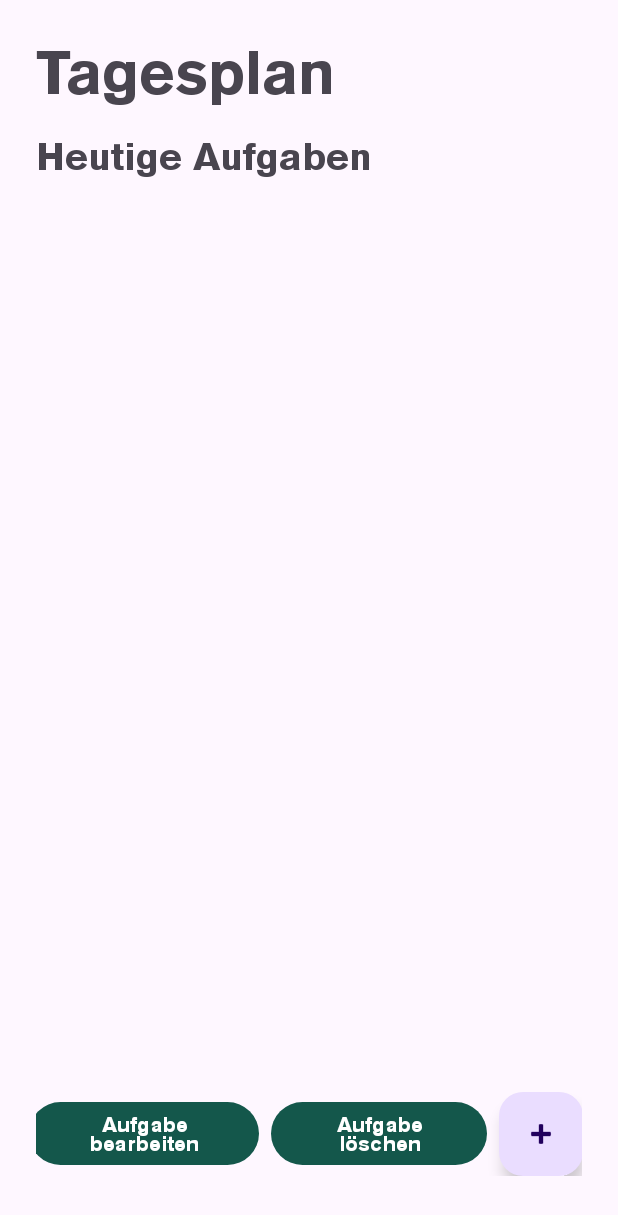
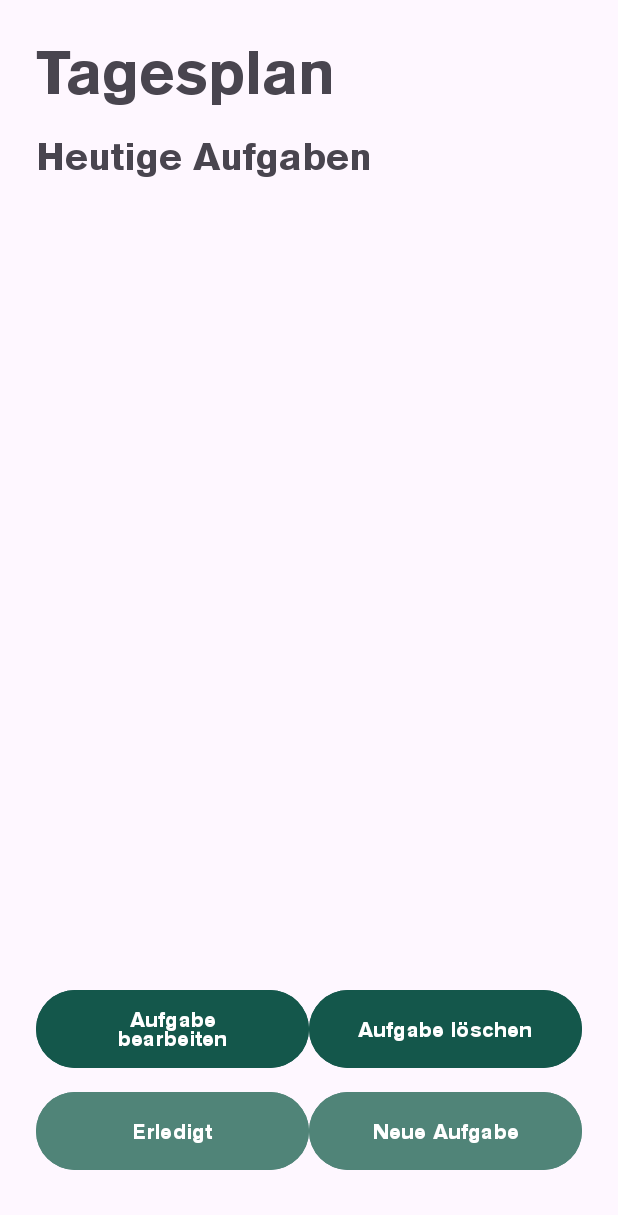
Before and after one commit to magdaa13/TagesBluete, an Android app: the Tagesplan screen opened directly, with no data from a screen before it, on a phone screen of 412 x 824 dp. Shown: the top 1215 px of the screen. Run offline under Robolectric (Android 15) with nearby library versions, the phone set to English and light mode, and no system bars; our stand-ins replace Room's generated code.

Commit message:
Aufgaben erledigen und als erledigt markieren, Pflanzenbilder, Garten

```diff
--- a/app/src/main/java/at/fhj/tagesbluete/AufgabeDAO.java
+++ b/app/src/main/java/at/fhj/tagesbluete/AufgabeDAO.java
@@ -13,7 +13,7 @@ public interface AufgabeDAO {
     long insert(Aufgabe aufgabe);
 
     @Update
-    void update(Aufgabe aufgabe);
+    void updateAll(Aufgabe aufgabe);
 
     @Query("SELECT * FROM Aufgabe WHERE datum = :heutigesDatum AND nutzername = :nutzername ORDER BY uhrzeit ASC")
     List<Aufgabe> getAufgabenFuerDatum(String heutigesDatum, String nutzername);
@@ -22,10 +22,13 @@ public interface AufgabeDAO {
     @Query("SELECT * FROM Aufgabe WHERE nutzername = :nutzername")
     List<Aufgabe> getAlleAufgaben(String nutzername);
 
+   @Update void update(Aufgabe aufgabe);
+
     @Query("DELETE FROM Aufgabe WHERE id = :id")
     void deleteById(int id);
 
     @Query("SELECT * FROM Aufgabe WHERE id = :aufgabeID LIMIT 1")
     Aufgabe findById(int aufgabeID);
 
+
 }
--- /dev/null
+++ b/app/src/main/java/at/fhj/tagesbluete/PflanzeDAO.java
@@ -0,0 +1,21 @@
+package at.fhj.tagesbluete;
+
+import androidx.room.Dao;
+import androidx.room.Insert;
+import androidx.room.Query;
+import androidx.room.Update;
+
+import java.util.List;
+
+@Dao
+public interface PflanzeDAO {
+    @Insert
+    void insert(Pflanzen pflanzen);
+
+    @Update
+    void update(Pflanzen pflanzen);
+
+    @Query("SELECT * FROM Pflanzen WHERE nutzername = :nutzername")
+    List<Pflanzen>getAllePflanzen(String nutzername);
+
+}
--- a/app/src/main/java/at/fhj/tagesbluete/RoomDatenbank.java
+++ b/app/src/main/java/at/fhj/tagesbluete/RoomDatenbank.java
@@ -7,12 +7,13 @@ import androidx.room.Database;
 import androidx.room.Room;
 import androidx.room.RoomDatabase;
 
-@Database(entities = {Benutzer.class, Aufgabe.class}, version = 2, exportSchema = false)
+@Database(entities = {Benutzer.class, Aufgabe.class, Pflanzen.class}, version =3, exportSchema = false)
 public abstract class RoomDatenbank extends RoomDatabase {
 
     private static RoomDatenbank instance;
     public abstract BenutzerDAO userDao();
     public abstract AufgabeDAO aufgabeDao();
+    public abstract PflanzeDAO pflanzeDAO();
 
     public static synchronized RoomDatenbank getInstance(Context context) {
         if (instance == null) {
--- a/app/src/main/res/layout/activity_tagesplan.xml
+++ b/app/src/main/res/layout/activity_tagesplan.xml
@@ -1,10 +1,8 @@
 <RelativeLayout xmlns:android="http://schemas.android.com/apk/res/android"
-    xmlns:app="http://schemas.android.com/apk/res-auto"
     android:layout_width="match_parent"
     android:layout_height="match_parent"
     android:padding="24dp">
 
-    <!-- Überschrift -->
     <TextView
         android:id="@+id/textTagesplan"
         android:layout_width="wrap_content"
@@ -14,7 +12,6 @@
         android:textSize="40sp"
         android:textStyle="bold" />
 
-    <!-- Unterüberschrift -->
     <TextView
         android:id="@+id/textHeutigeAufgaben"
         android:layout_width="wrap_content"
@@ -24,53 +21,73 @@
         android:text="@string/heutige_aufgaben"
         android:textSize="25sp" />
 
-    <!-- RecyclerView -->
     <androidx.recyclerview.widget.RecyclerView
         android:id="@+id/recyclerViewAufgaben"
         android:layout_width="match_parent"
         android:layout_height="0dp"
         android:layout_below="@id/textHeutigeAufgaben"
-        android:layout_above="@id/buttonContainer"
+        android:layout_above="@id/buttonGrid"
         android:layout_marginTop="12dp" />
 
     <LinearLayout
-        android:id="@+id/buttonContainer"
+        android:id="@+id/buttonGrid"
         android:layout_width="match_parent"
         android:layout_height="wrap_content"
         android:layout_alignParentBottom="true"
+        android:orientation="vertical"
+        android:gravity="center"
+        android:layout_marginBottom="16dp">
+
+        <LinearLayout
+            android:layout_width="match_parent"
+            android:layout_height="60dp"
             android:orientation="horizontal"
-        android:gravity="center"
-        android:weightSum="3"
-        android:layout_marginBottom="16dp">
+            android:weightSum="2"
+            android:layout_marginBottom="8dp">
 
             <Button
                 android:id="@+id/buttonAufgabeBearbeiten"
                 android:layout_width="0dp"
-            android:layout_height="wrap_content"
-            android:layout_weight="1.6"
+                android:layout_height="match_parent"
+                android:layout_weight="1"
+                android:backgroundTint="@color/petrolDunkel"
                 android:text="@string/buttonAufgabeBearbeiten"
-            android:textColor="@android:color/white"
-            android:layout_marginEnd="4dp" />
+                android:textColor="@android:color/white" />
 
             <Button
                 android:id="@+id/buttonAufgabeLöschen"
                 android:layout_width="0dp"
-            android:layout_height="wrap_content"
-            android:layout_weight="1.5"
+                android:layout_height="match_parent"
+                android:layout_weight="1"
+                android:backgroundTint="@color/petrolDunkel"
                 android:text="@string/buttonAufgabeLöschen"
-            android:layout_marginStart="4dp"
-            android:layout_marginEnd="4dp" />
-
-        <com.google.android.material.floatingactionbutton.FloatingActionButton
-            android:id="@+id/fabAddAufgabe"
-            android:layout_width="wrap_content"
-            android:layout_height="wrap_content"
-            android:layout_gravity="center"
-            android:layout_marginStart="4dp"
-            android:layout_marginEnd="4dp"
-            android:clickable="true"
-            app:srcCompat="@android:drawable/ic_input_add"
-            android:contentDescription="@string/neue_aufgabe_hinzufuegen" />
+                android:textColor="@android:color/white" />
         </LinearLayout>
 
+        <LinearLayout
+            android:layout_width="match_parent"
+            android:layout_height="60dp"
+            android:orientation="horizontal"
+            android:weightSum="2">
+
+            <Button
+                android:id="@+id/buttonAufgabeErledigen"
+                android:layout_width="0dp"
+                android:layout_height="match_parent"
+                android:layout_weight="1"
+                android:backgroundTint="@color/petrolMittel"
+                android:text="@string/erledigt"
+                android:textColor="@android:color/white" />
+
+            <Button
+                android:id="@+id/buttonNeueAufgabe"
+                android:layout_width="0dp"
+                android:layout_height="match_parent"
+                android:layout_weight="1"
+                android:backgroundTint="@color/petrolMittel"
+                android:drawablePadding="8dp"
+                android:text="@string/neue_aufgabe_hinzufuegen"
+                android:textColor="@android:color/white" />
+        </LinearLayout>
+    </LinearLayout>
 </RelativeLayout>
--- a/app/src/main/res/values/strings.xml
+++ b/app/src/main/res/values/strings.xml
@@ -21,9 +21,10 @@
     <string name="uhrzeit">Uhrzeit</string>
     <string name="datum">Datum</string>
     <string name="titel">Titel der neuen Aufgabe\n</string>
-    <string name="neue_aufgabe_hinzufuegen">Neue Aufgabe hinzufügen</string>
+    <string name="neue_aufgabe_hinzufuegen">Neue Aufgabe</string>
     <string name="buttonAufgabeBearbeiten">Aufgabe bearbeiten</string>
     <string name="buttonAufgabeLöschen">Aufgabe löschen</string>
+    <string name="erledigt">Erledigt</string>
     <string-array name="wiederholungsoption"><item>Einmalig</item><item>Täglich</item><item>Wöchentlich</item>
     </string-array>
 </resources>
```
Also changed, not shown: app/src/main/java/at/fhj/tagesbluete/AufgabeAdapter.java (+27 -7 lines), app/src/main/java/at/fhj/tagesbluete/Garten.java (+60 -5 lines), app/src/main/java/at/fhj/tagesbluete/Pflanzen.java (added, +14 -0 lines), app/src/main/java/at/fhj/tagesbluete/Tagesplan.java (+74 -8 lines), app/src/main/res/layout/activity_garten.xml (+11 -7 lines), app/src/main/res/layout/item_pflanze.xml (added, +40 -0 lines), app/src/main/res/drawable/rose_level0.png (added), app/src/main/res/drawable/rose_level1.png (added), app/src/main/res/drawable/rose_level2.png (added), app/src/main/res/drawable/sonnenblume_level0.png (added), app/src/main/res/drawable/sonnenblume_level1.png (added), app/src/main/res/drawable/sonnenblume_level2.png (added), app/src/main/res/drawable/tulpe_level0.png (added), app/src/main/res/drawable/tulpe_level1.png (added), 1 more files. Lines whose indentation alone changed are shown as unchanged.
